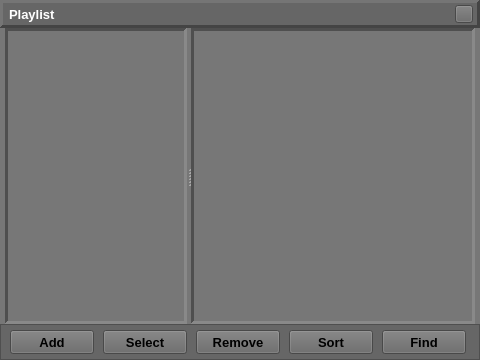
Qt form source/ui/playlistwindow/tp_playlistwindow.ui (ZXfkSIE/ThousandPlayer) before a commit.
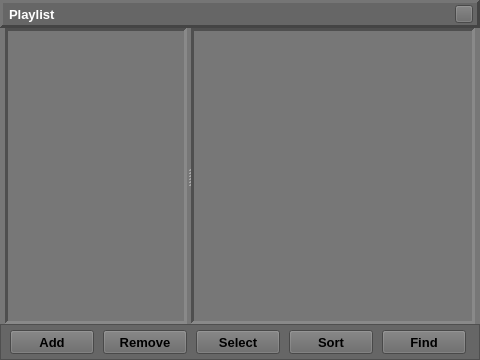
The same form after that commit. Custom widgets are drawn as their Qt base class.

```diff
--- a/source/ui/playlistwindow/tp_playlistwindow.ui
+++ b/source/ui/playlistwindow/tp_playlistwindow.ui
@@ -323,41 +323,6 @@
         </property>
        </widget>
       </item>
-      <item>
-       <widget class="TP_PushButton" name="pushButton_Select">
-        <property name="sizePolicy">
-         <sizepolicy hsizetype="Fixed" vsizetype="Fixed">
-          <horstretch>0</horstretch>
-          <verstretch>0</verstretch>
-         </sizepolicy>
-        </property>
-        <property name="minimumSize">
-         <size>
-          <width>84</width>
-          <height>24</height>
-         </size>
-        </property>
-        <property name="maximumSize">
-         <size>
-          <width>84</width>
-          <height>24</height>
-         </size>
-        </property>
-        <property name="font">
-         <font>
-          <pointsize>10</pointsize>
-          <weight>75</weight>
-          <bold>true</bold>
-         </font>
-        </property>
-        <property name="mouseTracking">
-         <bool>true</bool>
-        </property>
-        <property name="text">
-         <string>Select</string>
-        </property>
-       </widget>
-      </item>
       <item>
        <widget class="TP_PushButton" name="pushButton_Remove">
         <property name="sizePolicy">
@@ -393,6 +358,41 @@
         </property>
        </widget>
       </item>
+      <item>
+       <widget class="TP_PushButton" name="pushButton_Select">
+        <property name="sizePolicy">
+         <sizepolicy hsizetype="Fixed" vsizetype="Fixed">
+          <horstretch>0</horstretch>
+          <verstretch>0</verstretch>
+         </sizepolicy>
+        </property>
+        <property name="minimumSize">
+         <size>
+          <width>84</width>
+          <height>24</height>
+         </size>
+        </property>
+        <property name="maximumSize">
+         <size>
+          <width>84</width>
+          <height>24</height>
+         </size>
+        </property>
+        <property name="font">
+         <font>
+          <pointsize>10</pointsize>
+          <weight>75</weight>
+          <bold>true</bold>
+         </font>
+        </property>
+        <property name="mouseTracking">
+         <bool>true</bool>
+        </property>
+        <property name="text">
+         <string>Select</string>
+        </property>
+       </widget>
+      </item>
       <item>
        <widget class="TP_PushButton" name="pushButton_Sort">
         <property name="sizePolicy">
```
Left out of the diff: 15 changed lines with no effect on the pictures.
